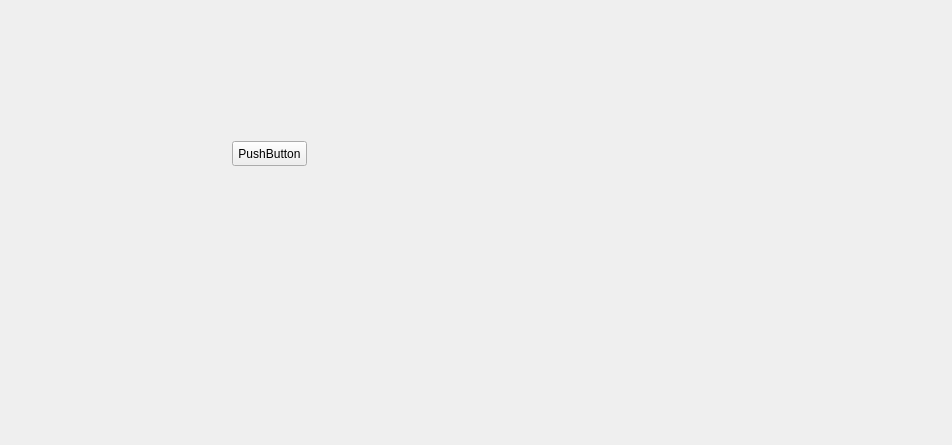
The window that slsDetectorGui/forms/form_tab_developer.ui (slsdetectorgroup/slsDetectorPackage) describes before a commit, drawn with Qt 5.
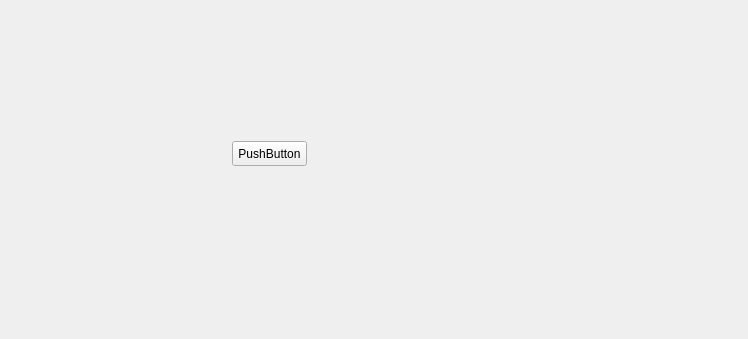
The same window after the commit.

Diff of the .ui file:
```diff
--- a/slsDetectorGui/forms/form_tab_developer.ui
+++ b/slsDetectorGui/forms/form_tab_developer.ui
@@ -6,20 +6,26 @@
    <rect>
     <x>0</x>
     <y>0</y>
-    <width>952</width>
-    <height>445</height>
+    <width>748</width>
+    <height>339</height>
    </rect>
   </property>
+  <property name="sizePolicy">
+   <sizepolicy hsizetype="Preferred" vsizetype="Fixed">
+    <horstretch>0</horstretch>
+    <verstretch>0</verstretch>
+   </sizepolicy>
+  </property>
   <property name="minimumSize">
    <size>
-    <width>952</width>
-    <height>445</height>
+    <width>0</width>
+    <height>0</height>
    </size>
   </property>
   <property name="maximumSize">
    <size>
-    <width>952</width>
-    <height>445</height>
+    <width>1000</width>
+    <height>1000</height>
    </size>
   </property>
   <property name="windowTitle">
```
